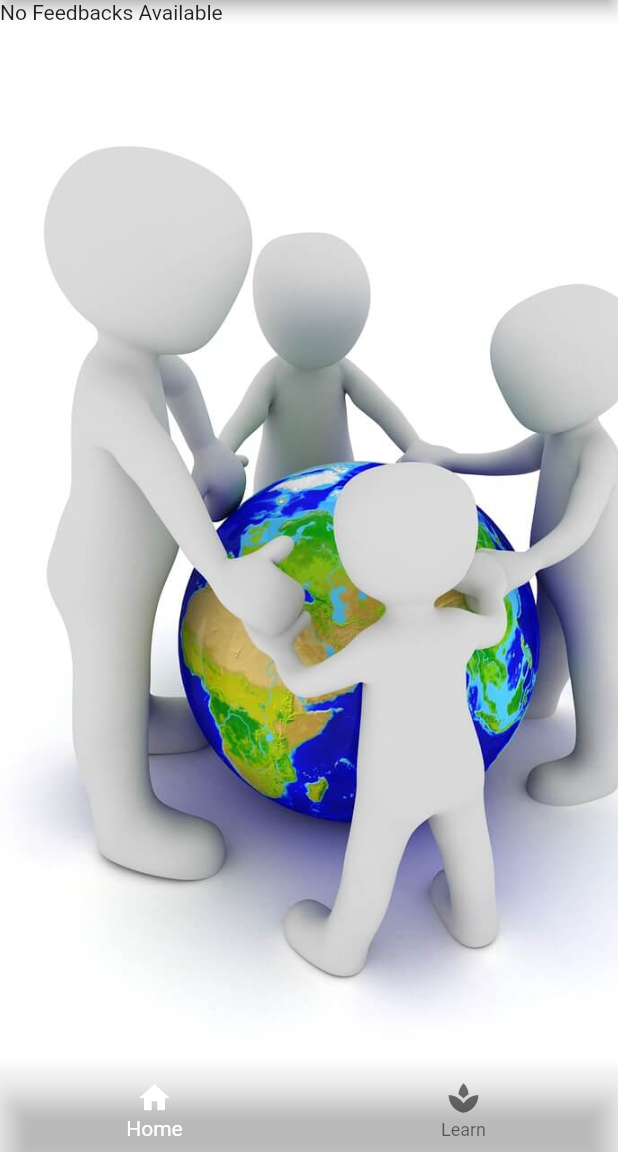
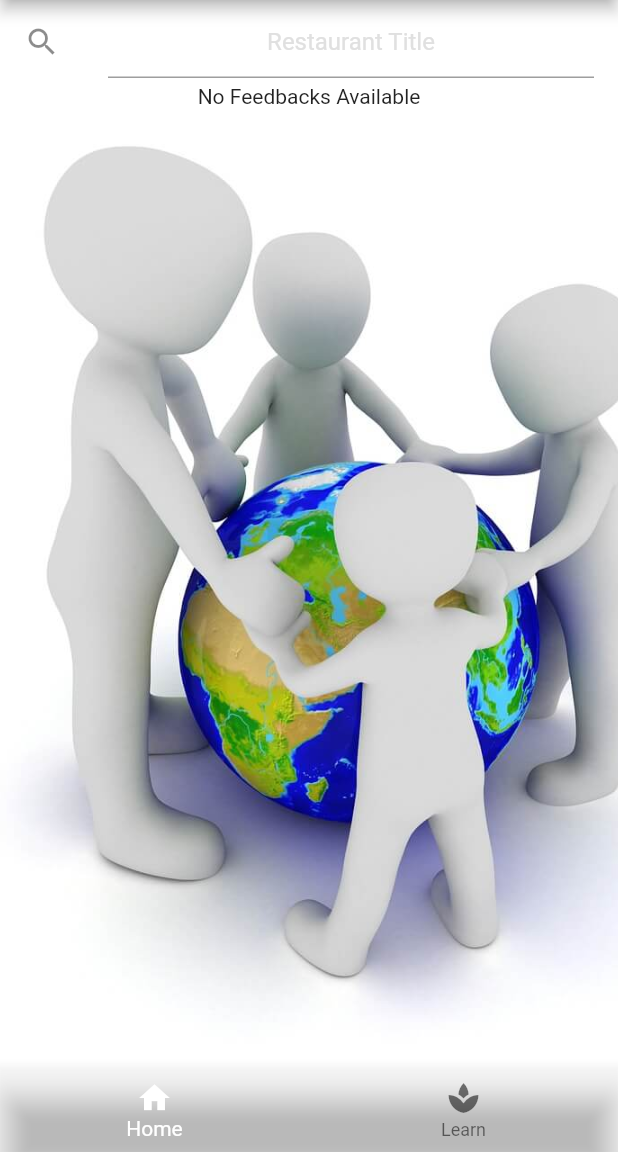
Before and after one commit to xinrui98/taste_more_app, a Flutter app: the screen it shows after launch, on a phone screen of 412 x 824 dp, the part 84-1236 px from its top. Run offline on Flutter 3.47's test engine with Material 2 defaults, Android fonts, the phone set to English and light mode, and no system bars; our stand-ins replace firebase_database; accounts and stored records are empty.

Commit message:
added search/filter function

```diff
--- a/taste_more_app/lib/data_upload.dart
+++ b/taste_more_app/lib/data_upload.dart
@@ -115,8 +115,8 @@ class _UploadDataPageState extends State<UploadDataPage> {
               RaisedButton(
                 elevation: 10.0,
                 child: Text("Submit Feedback"),
-                textColor: Colors.white70,
-                color: Colors.pink,
+                textColor: Colors.white,
+                color: Colors.blue,
                 onPressed: uploadStatusFeedback,
               )
             ],
--- a/taste_more_app/lib/main_screen.dart
+++ b/taste_more_app/lib/main_screen.dart
@@ -22,9 +22,31 @@ class MainScreenState extends State<MainScreen> {
   final GlobalKey<FormState> formKey = GlobalKey<FormState>();
   DatabaseReference databaseReference;
 
+  var _searchview = new TextEditingController();
+  bool _firstSearch = true;
+  String _query = "";
+  List<FoodFeedback> _filterList;
+
+  MainScreenState() {
+//Register a closure to be called when the object changes.
+    _searchview.addListener(() {
+      if (_searchview.text.isEmpty) {
+//Notify the framework that the internal state of this object has changed.
+        setState(() {
+          _firstSearch = true;
+          _query = "";
+        });
+      } else {
+        setState(() {
+          _firstSearch = false;
+          _query = _searchview.text;
+        });
+      }
+    });
+  }
+
   @override
   void initState() {
-    // TODO: implement initState
     super.initState();
 
     databaseReference = database.reference().child("food_feedbacks");
@@ -67,21 +89,47 @@ class MainScreenState extends State<MainScreen> {
                 Navigator.push(context, MaterialPageRoute(builder: (context) {
                   return new UploadDataPage();
                 }));
+                for (foodFeedback in foodFeedBackMessages) {
+                  print(foodFeedback.title);
+                }
               }),
         ],
       ),
       key: _scaffoldKey,
-      body: Stack(fit: StackFit.expand, children: <Widget>[
-        Container(
+      body: Container(
         decoration: BoxDecoration(
           image: DecorationImage(
-              image: AssetImage('assets/main_screen.jpg'),
-              fit: BoxFit.fitHeight,
+            image: AssetImage("assets/main_screen.jpg"),
+            fit: BoxFit.cover,
+          ),),
+        child: Column(
+          children: <Widget>[
+            Flexible(
+              flex: 0,
+              child: Center(
+                child: Form(
+                  key: formKey,
+                  child: Flex(
+                    direction: Axis.vertical,
+                    children: <Widget>[
+                      ListTile(
+                          leading: Icon(Icons.search),
+                          title: TextField(
+                            controller: _searchview,
+                            decoration: InputDecoration(
+                              hintText: "Restaurant Title",
+                              hintStyle: new TextStyle(color: Colors.grey[300]),
+                            ),
+                            textAlign: TextAlign.center,
+                          ),
+                      ),
+                    ],
                   ),
                 ),
               ),
-
-        Container(
+            ),
+            _firstSearch ?
+            Flexible(
               child: foodFeedBackMessages.length == 0
                   ? new Text("No Feedbacks Available")
                   : new ListView.builder(
@@ -100,64 +148,15 @@ class MainScreenState extends State<MainScreen> {
                             .comment,
                         index);
                   }),
+            ) : _performSearch(),
+          ],
         ),
-
-//        Container(
-//          child: Column(
-//            mainAxisAlignment: MainAxisAlignment.spaceEvenly,
-//            children: <Widget>[
-////              FloatingActionButton(
-////                child: new Icon(Icons.add),
-////                onPressed: () {
-//////                  _showFormDialog();
-////                  Navigator.push(context, MaterialPageRoute(builder: (context) {
-////                    return new UploadDataPage();
-////                  }));
-////                },
-////              ),
-//              Flexible(
-//                child: FirebaseAnimatedList(
-//                  query: databaseReference,
-//                  itemBuilder: (_, DataSnapshot snapshot,
-//                      Animation<double> animation, int index) {
-//                    return new Card(
-//                      child: ListTile(
-//                        leading: CircleAvatar(
-//                          child: Text(foodFeedBackMessages[index]
-//                              .title
-//                              .substring(0, 1)),
-//                          backgroundColor: Colors.red,
-//                        ),
-//                        title: ListTile(
-//                            title: Text("Title  : " +
-//                                foodFeedBackMessages[index].title),
-//                            subtitle: Text("Location  : " +
-//                                foodFeedBackMessages[index].location)),
-//                        subtitle: Text("Comments  : " +
-//                            foodFeedBackMessages[index].comment),
-//                        trailing: Listener(
-//                          key: Key(foodFeedBackMessages[index].key),
-//                          child: Icon(
-//                            Icons.remove_circle,
-//                            color: Colors.redAccent,
-//                          ),
-//                          onPointerDown: (pointerEvent) => handleRemove(
-//                              foodFeedBackMessages[index].key, index),
-//                        ),
-//                      ),
-//                    );
-//                  },
-//                ),
-//              ),
-//            ],
-//          ),
-//        ),
-      ]),
+      ),
     );
   }
 
-  Widget feedbackMessagesUI(
-      String title, String location, String comment, int index) {
+  Widget feedbackMessagesUI(String title, String location, String comment,
+      int index) {
     return new Card(
       elevation: 3.0,
       margin: EdgeInsets.all(5.0),
@@ -168,28 +167,105 @@ class MainScreenState extends State<MainScreen> {
           children: <Widget>[
             new ListTile(
               title: new Text("Title: $title",
-                  style: Theme.of(context).textTheme.title),
+                  style: Theme
+                      .of(context)
+                      .textTheme
+                      .title),
               subtitle: new Text("Location: $location",
-                  style: Theme.of(context).textTheme.subhead),
+                  style: Theme
+                      .of(context)
+                      .textTheme
+                      .subhead),
               trailing: Listener(
-                key: Key(foodFeedBackMessages[index].key),
+//                key: Key(foodFeedBackMessages[index].key),
                 child: Icon(
                   Icons.remove_circle,
                   color: Colors.redAccent,
                 ),
-                onPointerDown: (pointerEvent) => handleRemove(
+                onPointerDown: (pointerEvent) =>
+                    handleRemove(
                         foodFeedBackMessages[
-                            foodFeedBackMessages.length - index - 1].key,
+                        foodFeedBackMessages.length - index - 1]
+                            .key,
                         foodFeedBackMessages.length - index - 1),
               ),
             ),
             new Text(
               "Comment: $comment",
-              style: Theme.of(context).textTheme.subtitle,
+              style: Theme
+                  .of(context)
+                  .textTheme
+                  .subtitle,
             ),
           ],
         ),
       ),
+    );
+  }
+
+  //Perform actual search
+  Widget _performSearch() {
+    _filterList = new List<FoodFeedback>();
+    for (int i = 0; i < foodFeedBackMessages.length; i++) {
+      var foodFeedBackTitle = foodFeedBackMessages[i].title;
+      var foodFeedBack = foodFeedBackMessages[i];
+      if (foodFeedBackTitle.toLowerCase().contains(_query.toLowerCase())) {
+        _filterList.add(foodFeedBack);
+      }
+    }
+    return _createFilteredListView();
+  }
+
+  //Create the Filtered ListView
+  Widget _createFilteredListView() {
+    return new Flexible(
+      child: new ListView.builder(
+          itemCount: _filterList.length,
+          itemBuilder: (BuildContext context, int index) {
+            return new Card(
+              elevation: 3.0,
+              margin: EdgeInsets.all(5.0),
+              child: new Container(
+                padding: new EdgeInsets.all(5.0),
+                child: new Column(
+                  crossAxisAlignment: CrossAxisAlignment.start,
+                  children: <Widget>[
+                    new ListTile(
+                      title: new Text("Title: ${_filterList[index].title}",
+                          style: Theme
+                              .of(context)
+                              .textTheme
+                              .title),
+                      subtitle: new Text(
+                          "Location: ${_filterList[index].location}",
+                          style: Theme
+                              .of(context)
+                              .textTheme
+                              .subhead),
+//                      trailing: Listener(
+////                key: Key(foodFeedBackMessages[index].key),
+//                        child: Icon(
+//                          Icons.remove_circle,
+//                          color: Colors.redAccent,
+//                        ),
+//                        onPointerDown: (pointerEvent) => handleRemove(
+//                            foodFeedBackMessages[
+//                            foodFeedBackMessages.length - index - 1].key,
+//                            foodFeedBackMessages.length - index - 1),
+//                      ),
+                    ),
+                    new Text(
+                      "Comment: ${_filterList[index].comment}",
+                      style: Theme
+                          .of(context)
+                          .textTheme
+                          .subtitle,
+                    ),
+                  ],
+                ),
+              ),
+            );
+          }),
     );
   }
 
@@ -265,7 +341,8 @@ class MainScreenState extends State<MainScreen> {
                       keyboardType: TextInputType.multiline,
                       initialValue: "",
                       onSaved: (val) => foodFeedback.title = val,
-                      validator: (val) => val == ""
+                      validator: (val) =>
+                      val == ""
                           ? "please input the restaurant's title"
                           : null,
                     ),
@@ -280,7 +357,8 @@ class MainScreenState extends State<MainScreen> {
                       ),
                       keyboardType: TextInputType.multiline,
                       onSaved: (val) => foodFeedback.location = val,
-                      validator: (val) => val == ""
+                      validator: (val) =>
+                      val == ""
                           ? "please input the restaurant's location"
                           : null,
                     ),
```
Lines whose indentation alone changed are shown as unchanged.
